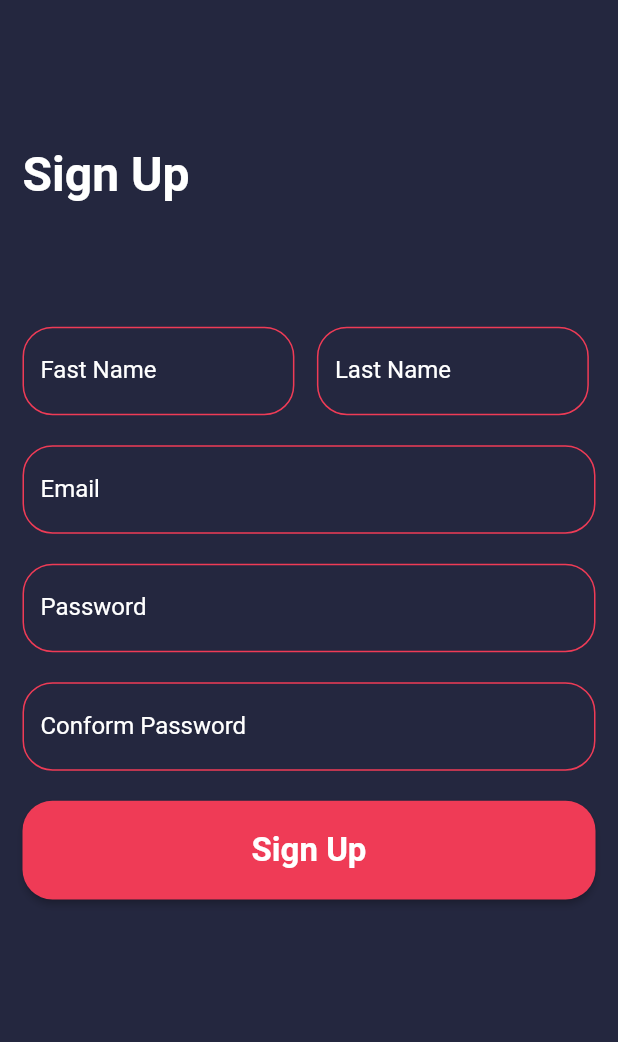
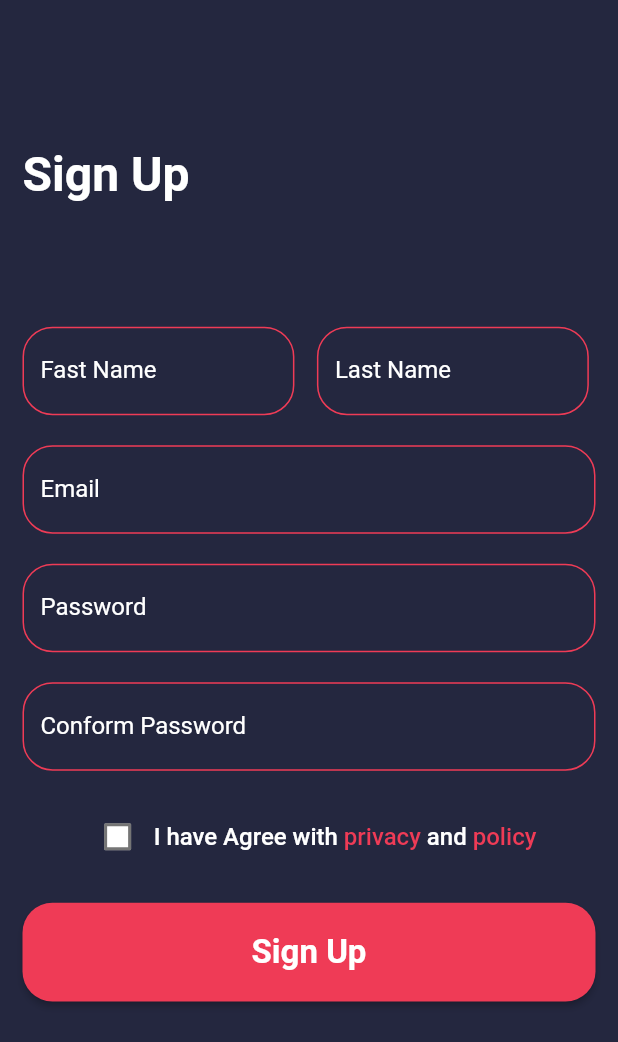
Before and after one commit to MuhammedNihalcp/social_media_app, a Flutter app: the screen it shows after launch, on a phone screen of 412 x 824 dp. Shown: the top 1042 px of the screen. Run offline on Flutter 3.47's test engine with Material 2 defaults, Android fonts, the light colour scheme and no system bars.

Commit message:
add new agree privacy and policy

```diff
--- a/lib/Screen/auth/sign_up_screen/controller/sign_up_controller.dart
+++ b/lib/Screen/auth/sign_up_screen/controller/sign_up_controller.dart
@@ -7,6 +7,13 @@ class SignUPController extends ChangeNotifier {
   TextEditingController emailcontroller = TextEditingController();
   TextEditingController passwordcontroller = TextEditingController();
   TextEditingController conformpasswordcontroller = TextEditingController();
+
+  bool agree = false;
+
+  void onChanged(bool? value) {
+    agree = value ?? false;
+    notifyListeners();
+  }
 
   String? usernameValidation(String? value) {
     if (value == null || value.isEmpty) {
--- a/lib/Screen/auth/sign_up_screen/view/sign_up_view.dart
+++ b/lib/Screen/auth/sign_up_screen/view/sign_up_view.dart
@@ -95,6 +95,49 @@ class ScreenSignUP extends StatelessWidget {
                     },
                   ),
                   kheight20,
+                  Row(
+                    mainAxisAlignment: MainAxisAlignment.center,
+                    children: [
+                      Material(
+                        color: authbackgroundColor,
+                        child: Checkbox(
+                          checkColor: authbuttoncolor,
+                          fillColor: MaterialStateProperty.all(colorWhith),
+                          value: value.agree,
+                          onChanged: (values) {
+                            value.onChanged(values);
+                          },
+                        ),
+                      ),
+                      RichText(
+                        text: const TextSpan(
+                          text: 'I have Agree with ',
+                          style: TextStyle(
+                              color: colorWhith,
+                              fontWeight: FontWeight.w500,
+                              fontSize: 16),
+                          children: <TextSpan>[
+                            TextSpan(
+                              text: 'privacy',
+                              style: TextStyle(
+                                fontWeight: FontWeight.w500,
+                                color: authbuttoncolor,
+                              ),
+                            ),
+                            TextSpan(text: ' and '),
+                            TextSpan(
+                              text: 'policy',
+                              style: TextStyle(
+                                fontWeight: FontWeight.w500,
+                                color: authbuttoncolor,
+                              ),
+                            ),
+                          ],
+                        ),
+                      )
+                    ],
+                  ),
+                  kheight20,
                   ElevatedButton(
                       style: ButtonStyle(
                         backgroundColor:
@@ -111,7 +154,7 @@ class ScreenSignUP extends StatelessWidget {
                       ),
                       onPressed: () {
                         if (formKey.currentState!.validate()) {
-                          log('pressed');
+                          value.agree ? log('pressed') : log('illa');
                         }
                       },
                       child: const Text(
```
